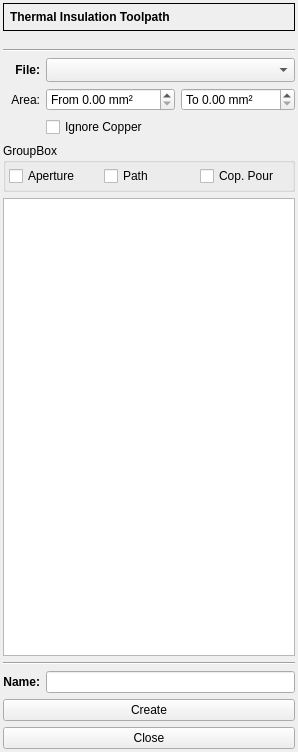
XRay3D/GERBER_X3, file plugins/gcode/thermal2/thermalform.ui: the form before one commit.
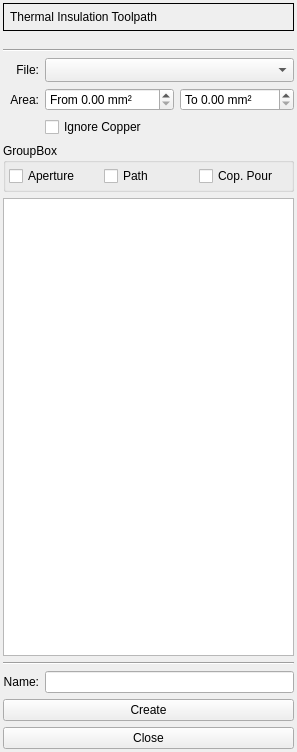
The form after the commit. Custom widgets are drawn as their Qt base class.

Diff of the .ui file:
```diff
--- a/plugins/gcode/thermal2/thermalform.ui
+++ b/plugins/gcode/thermal2/thermalform.ui
@@ -31,12 +31,6 @@
    </property>
    <item row="4" column="0">
     <widget class="QLabel" name="label_4">
-     <property name="font">
-      <font>
-       <weight>75</weight>
-       <bold>true</bold>
-      </font>
-     </property>
      <property name="text">
       <string>File:</string>
      </property>
@@ -116,12 +110,6 @@
    </item>
    <item row="11" column="0">
     <widget class="QLabel" name="label_6">
-     <property name="font">
-      <font>
-       <weight>75</weight>
-       <bold>true</bold>
-      </font>
-     </property>
      <property name="text">
       <string>Name:</string>
      </property>
@@ -185,12 +173,6 @@
       </property>
       <item>
        <widget class="QLabel" name="label">
-        <property name="font">
-         <font>
-          <weight>75</weight>
-          <bold>true</bold>
-         </font>
-        </property>
         <property name="text">
          <string>Thermal Insulation Toolpath</string>
         </property>
```
